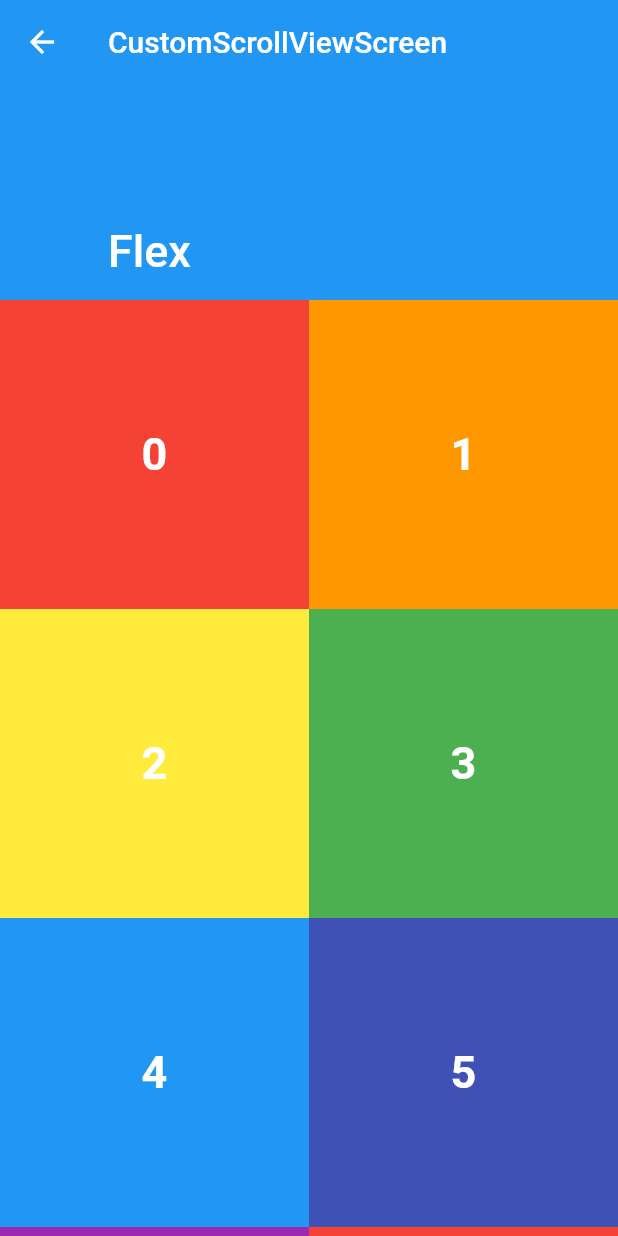
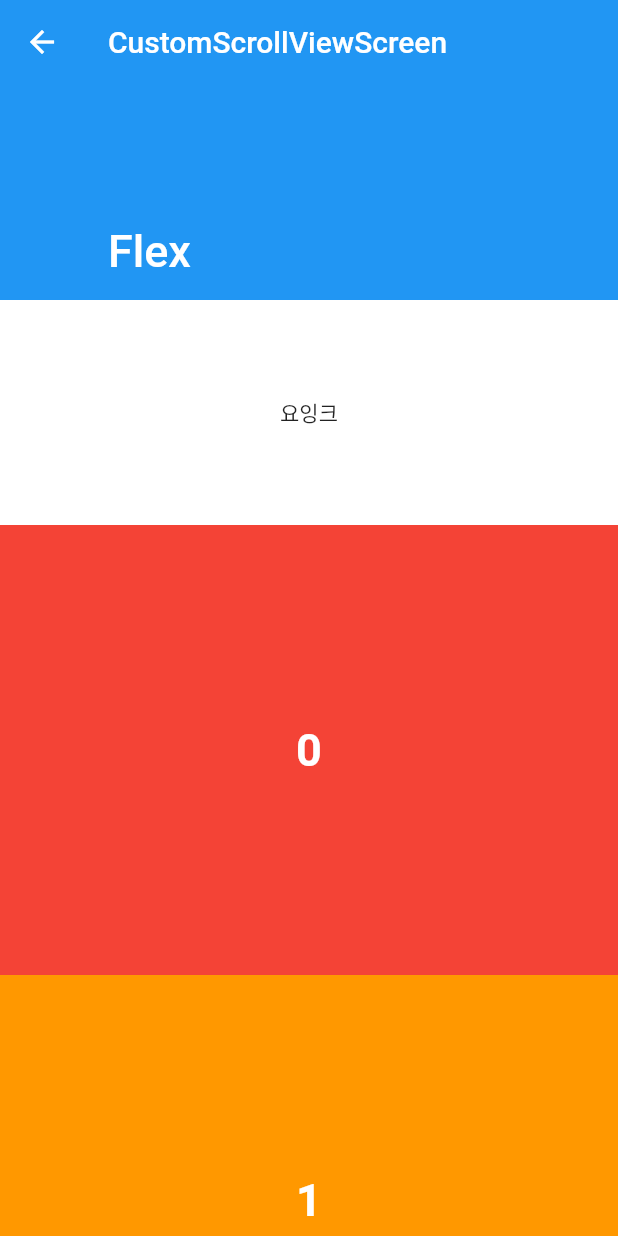
Before and after one commit to roqhdehd502/hello_world, a Flutter app: the screen it shows after launch, after a tap on "CustomScrollViewScreen", on a phone screen of 412 x 824 dp. Run offline on Flutter 3.47's test engine with Material 2 defaults, Android fonts, the phone set to English and light mode, and no system bars.

Commit message:
main: Custom Scroll View 학습 (SliverPersistentHeader)

```diff
--- a/lib/screen/scrollable_widget/custom_scroll_view_screen.dart
+++ b/lib/screen/scrollable_widget/custom_scroll_view_screen.dart
@@ -8,15 +8,19 @@ class CustomScrollViewScreen extends StatelessWidget {
 
   @override
   Widget build(BuildContext context) {
-    return Scaffold(
+    return SafeArea(
+      child: Scaffold(
         body: CustomScrollView(
           slivers: [
             renderSliverAppbar(),
+            renderHeader(),
             // SliverList
-          //renderSliverChildBuilderDelegate(),
+            renderSliverListSliverChildBuilderDelegate(),
+            renderHeader(),
             // SliverGrid
             renderSliverGridSliverChildBuilderDelegate(),
           ],
+        ),
       ),
     );
   }
@@ -35,6 +39,21 @@ class CustomScrollViewScreen extends StatelessWidget {
         title: Text('Flex'),
       ),
       title: Text('CustomScrollViewScreen'),
+    );
+  }
+
+  // SliverPersistentHeader
+  SliverPersistentHeader renderHeader() {
+    return SliverPersistentHeader(
+      pinned: true,
+      delegate: _SliverFixedHeaderDelegate(
+        child: Container(
+          color: Colors.white,
+          child: Center(child: Text('요잉크')),
+        ),
+        maxHeight: 150.0,
+        minHeight: 75.0,
+      ),
     );
   }
 
@@ -129,3 +148,40 @@ class CustomScrollViewScreen extends StatelessWidget {
     );
   }
 }
+
+// 별도의 Header를 pin하거나 float를 하는 위젯
+class _SliverFixedHeaderDelegate extends SliverPersistentHeaderDelegate {
+  final Widget child;
+  final double maxHeight;
+  final double minHeight;
+
+  _SliverFixedHeaderDelegate({
+    required this.child,
+    required this.maxHeight,
+    required this.minHeight,
+  });
+
+  @override
+  Widget build(
+      BuildContext context, double shrinkOffset, bool overlapsContent) {
+    return SizedBox.expand(
+      child: child,
+    );
+  }
+
+  @override
+  double get maxExtent => maxHeight;
+
+  @override
+  double get minExtent => minHeight;
+
+  // shouldRebuild: build를 새로할지 여부 결정
+  // oldDelegate: build가 실행이 됐을때 이전 delegate
+  // this: 새로운 delegate
+  @override
+  bool shouldRebuild(_SliverFixedHeaderDelegate oldDelegate) {
+    return oldDelegate.minHeight != minHeight ||
+        oldDelegate.maxHeight != maxHeight ||
+        oldDelegate.child != child;
+  }
+}
```
Lines whose indentation alone changed are shown as unchanged.
